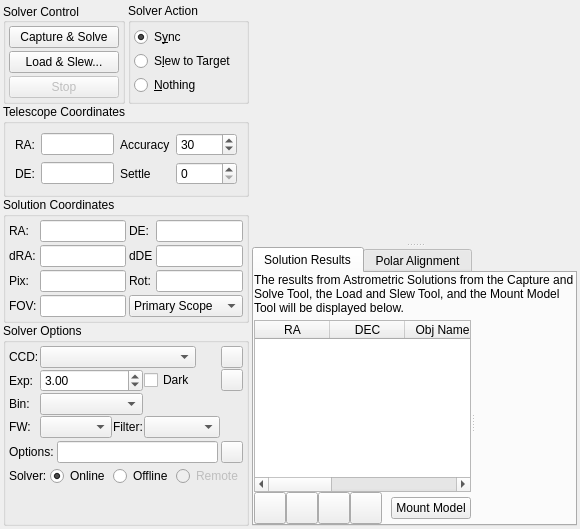
First picture: the form in kstars/ekos/align/align.ui, repository KDE/kstars, before the edit.
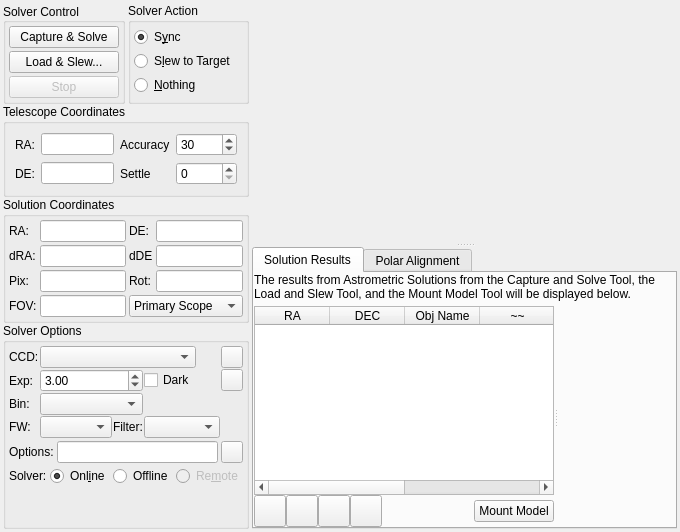
Second picture: the form after the edit. Custom widgets are drawn as their Qt base class.

```diff
--- a/kstars/ekos/align/align.ui
+++ b/kstars/ekos/align/align.ui
@@ -6,8 +6,8 @@
    <rect>
     <x>0</x>
     <y>0</y>
-    <width>580</width>
-    <height>529</height>
+    <width>680</width>
+    <height>532</height>
    </rect>
   </property>
   <property name="cursor">
@@ -685,7 +685,7 @@
              <string>Use online astrometry.net solver to solve the image. You must have an internet connection and a valid API key.</string>
             </property>
             <property name="text">
-             <string>Online</string>
+             <string>Onl&amp;ine</string>
             </property>
             <property name="checked">
              <bool>true</bool>
@@ -717,7 +717,7 @@
              <string>&lt;html&gt;&lt;head/&gt;&lt;body&gt;&lt;p&gt;Use astrometry solver on remote machine running INDI server. You must select &lt;b&gt;Astrometry&lt;/b&gt; driver from Auxiliary drivers in your Ekos devices profile for this option to be enabled.&lt;/p&gt;&lt;/body&gt;&lt;/html&gt;</string>
             </property>
             <property name="text">
-             <string>Remote</string>
+             <string>Re&amp;mote</string>
             </property>
             <attribute name="buttonGroup">
              <string notr="true">solverTypeGroup</string>
@@ -818,7 +818,7 @@
            </sizepolicy>
           </property>
           <property name="text">
-           <string>&lt;html&gt;&lt;head/&gt;&lt;body&gt;&lt;p&gt;The results from Astrometric Solutions from the Capture and Solve Tool, the Load and Slew Tool, and the Mount Model Tool will be displayed below.&lt;/p&gt;&lt;/body&gt;&lt;/html&gt;</string>
+           <string>The results from Astrometric Solutions from the Capture and Solve Tool, the Load and Slew Tool, and the Mount Model Tool will be displayed below.</string>
           </property>
           <property name="wordWrap">
            <bool>true</bool>
```
Left out of the diff: 38 changed lines with no effect on the pictures.
